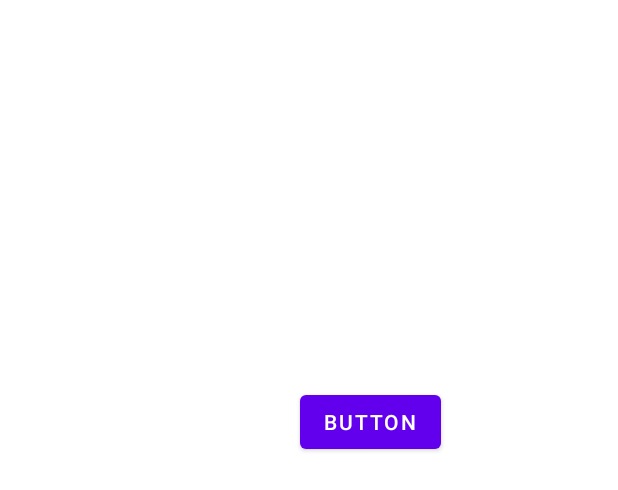
After one commit to ozancanguz/CoronaNews, an Android app: the layout fragment_favorite.xml on its own in the app's theme, with its tools: preview values and no code run, on a phone screen of 412 x 824 dp. The commit adds this screen. Shown: the top 490 px of the screen. Run offline under Robolectric (Android 15) with nearby library versions, the phone set to English and light mode, and no system bars; network calls fail.

Commit message:
-bottom sheet nav and fav fragment added

```diff
--- a/app/src/main/java/com/ozancanguz/coronanews/ui/fragments/news/NewsFragment.kt
+++ b/app/src/main/java/com/ozancanguz/coronanews/ui/fragments/news/NewsFragment.kt
@@ -9,9 +9,7 @@ import android.view.ViewGroup
 import androidx.fragment.app.viewModels
 import androidx.lifecycle.Observer
 import androidx.lifecycle.lifecycleScope
-import androidx.navigation.fragment.findNavController
 import androidx.recyclerview.widget.LinearLayoutManager
-import com.ozancanguz.coronanews.R
 import com.ozancanguz.coronanews.adapter.NewsAdapter
 import com.ozancanguz.coronanews.databinding.FragmentNewsBinding
 import com.ozancanguz.coronanews.util.observeOnce
--- /dev/null
+++ b/app/src/main/res/layout/fragment_favorite.xml
@@ -0,0 +1,18 @@
+<?xml version="1.0" encoding="utf-8"?>
+<androidx.constraintlayout.widget.ConstraintLayout xmlns:android="http://schemas.android.com/apk/res/android"
+    xmlns:app="http://schemas.android.com/apk/res-auto"
+    xmlns:tools="http://schemas.android.com/tools"
+    android:layout_width="match_parent"
+    android:layout_height="match_parent"
+    tools:context=".ui.fragments.favorite.FavoriteFragment">
+
+    <Button
+        android:id="@+id/button"
+        android:layout_width="wrap_content"
+        android:layout_height="wrap_content"
+        android:layout_marginTop="257dp"
+        android:layout_marginEnd="118dp"
+        android:text="Button"
+        app:layout_constraintEnd_toEndOf="parent"
+        app:layout_constraintTop_toTopOf="parent" />
+</androidx.constraintlayout.widget.ConstraintLayout>
```
Also changed, not shown: app/src/main/java/com/ozancanguz/coronanews/ui/MainActivity.kt (+22 -2 lines), app/src/main/java/com/ozancanguz/coronanews/ui/fragments/favorite/FavoriteFragment.kt (added, +24 -0 lines), app/src/main/res/drawable/ic_baseline_star_24.xml (added, +10 -0 lines), app/src/main/res/drawable/ic_menu.xml (added, +10 -0 lines), app/src/main/res/layout/activity_main.xml (+14 -7 lines), app/src/main/res/menu/bottom_nav_menu.xml (added, +12 -0 lines), app/src/main/res/navigation/nav.xml (+14 -2 lines).
